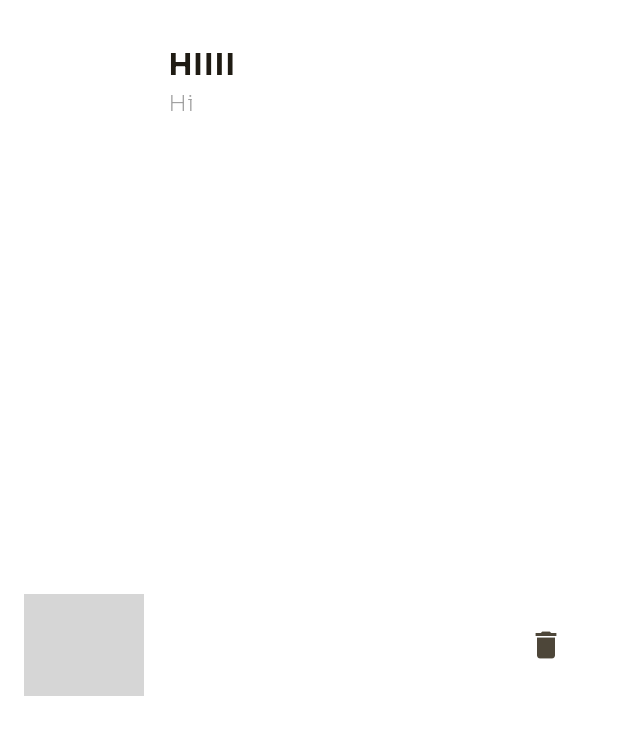
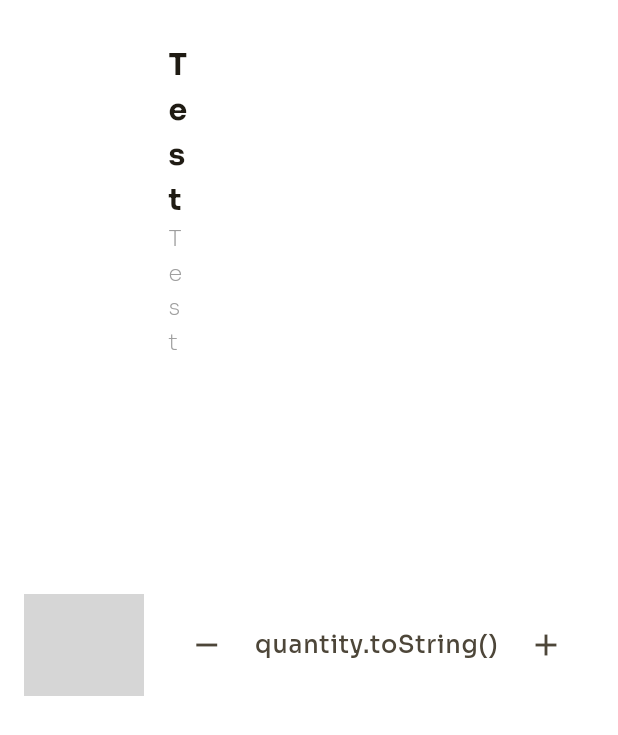
Before and after one commit to Matheo-delaunay/imt-framework-front, a Flutter app: the FavoritesWidget widget shown alone on an empty page, opened directly, on a phone screen of 412 x 824 dp. Shown: the top 735 px of the screen. Run offline on Flutter 3.47's test engine with Material 2 defaults, Android fonts, the phone set to English and light mode, and no system bars; our stand-ins replace supercharged; missing offline and left inert: sa4_migration_kit; statements that could not run were skipped; grey boxes are pictures that could not be loaded.

Commit message:
First add price container and quantity selector

```diff
--- a/lib/views/widgets/favorites/favorites_widget.dart
+++ b/lib/views/widgets/favorites/favorites_widget.dart
@@ -2,24 +2,56 @@ import 'package:flutter/material.dart';
 
 import '../../pages/details_page.dart';
 
-class FavoritesWidget extends StatefulWidget {
+class FavoritesWidget extends StatelessWidget {
+
+
   const FavoritesWidget({super.key,
     required this.imagePath,
     required this.title,
-    required this.description});
+    required this.description,
+    required this.quantitySelector});
 
   final String imagePath;
   final String title;
   final String description;
+  final bool quantitySelector ;
+
+  void incrementQuantity() {
+  }
+
+  void decrementQuantity() {
+  }
+
 
 
   @override
-  State<FavoritesWidget> createState() => _FavoritesWidgetState();
-}
+  Widget build(BuildContext context) {
 
-class _FavoritesWidgetState extends State<FavoritesWidget> {
-  @override
-  Widget build(BuildContext context) {
+    Widget quantitySelectorWidget = Row(
+      mainAxisSize: MainAxisSize.min,
+      children: <Widget>[
+        IconButton(
+          icon: Icon(Icons.remove),
+          onPressed: decrementQuantity,
+        ),
+        Padding(
+          padding: const EdgeInsets.symmetric(horizontal: 8.0),
+          child: Text(
+            'quantity.toString()',
+            style: TextStyle(fontSize: 16),
+          ),
+        ),
+        IconButton(
+          icon: Icon(Icons.add),
+          onPressed: incrementQuantity,
+        ),
+      ],
+    );
+
+    Widget trashButtonWidget = IconButton(
+        onPressed: () {},
+        icon: Icon(Icons.delete));
+
     return GestureDetector(
       onTap: (){Navigator.push(context, MaterialPageRoute(builder: (context) =>
           DetailPage(image: 'assets/images/food.jpg', alergens: [],)));
@@ -38,20 +70,18 @@ class _FavoritesWidgetState extends State<FavoritesWidget> {
             width: 80,
             child: ClipRRect(
               borderRadius: BorderRadius.all(Radius.circular(10)),
-              child: Image(image: AssetImage(widget.imagePath),
+              child: Image(image: AssetImage(imagePath),
                   fit: BoxFit.cover,),
             ),
           ),
           title: Column(
             crossAxisAlignment: CrossAxisAlignment.start,
             children: [
-              Text(widget.title, style: TextStyle(fontFamily: 'Sora', fontWeight: FontWeight.bold, fontSize: 20)),
-              Text(widget.description, style: TextStyle(fontFamily: 'Sora', fontWeight: FontWeight.w200, fontSize: 15, color: Colors.grey),)
+              Text(title, style: TextStyle(fontFamily: 'Sora', fontWeight: FontWeight.bold, fontSize: 20)),
+              Text(description, style: TextStyle(fontFamily: 'Sora', fontWeight: FontWeight.w200, fontSize: 15, color: Colors.grey),)
             ],
           ),
-          trailing: IconButton(
-              onPressed: () {},
-              icon: Icon(Icons.delete)),
+          trailing: quantitySelector ? quantitySelectorWidget : trashButtonWidget
         )
         ),
     );
```
Also changed, not shown: lib/views/order_page.dart (+121 -5 lines), lib/views/pages/favorites_page.dart (+4 -5 lines).
